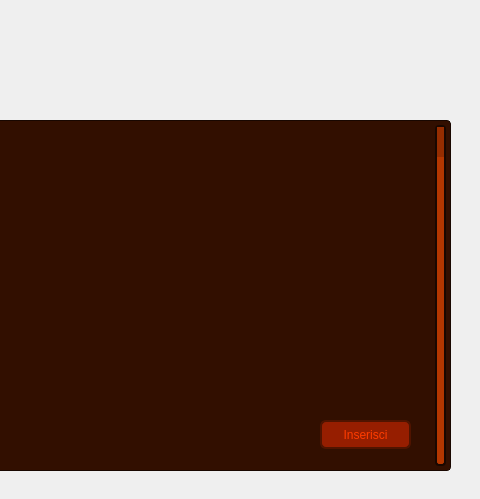
Above: Viste/VistaVisualizzaProdottiAmministratore.ui from GiacomoPrincipi/CineMax before the change; both pictures show x 310 to 790 and y 0 to 499 of the 790 by 499 pixel window. Below: the same form after it.
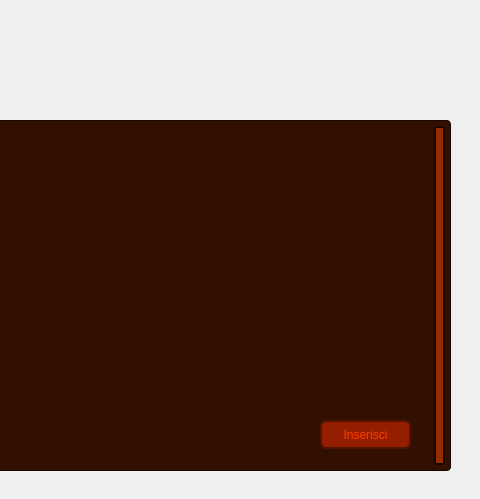
That is the form after the change. Icons and pictures are not drawn. Custom widgets are drawn as their Qt base class.

What changed in the file:
```diff
--- a/Viste/VistaVisualizzaProdottiAmministratore.ui
+++ b/Viste/VistaVisualizzaProdottiAmministratore.ui
@@ -88,71 +88,6 @@
     <bool>true</bool>
    </property>
   </widget>
-  <widget class="QListView" name="listViewProdotti">
-   <property name="geometry">
-    <rect>
-     <x>30</x>
-     <y>120</y>
-     <width>731</width>
-     <height>351</height>
-    </rect>
-   </property>
-   <property name="styleSheet">
-    <string notr="true">QListView {
-        background-color: #320F00;
-    color: #962D00;
-    border: 1px solid #190700;
-    border-radius: 4px;
-        font-size: 11px;
-}
-
-QListView::item:selected {
-    background-color: #C83200;
-    color: #FF3C00;
-}
-
-QListView::item:hover {
-    background-color: #C83200;
-}</string>
-   </property>
-  </widget>
-  <widget class="QScrollBar" name="verticalScrollBarProdotti">
-   <property name="geometry">
-    <rect>
-     <x>740</x>
-     <y>120</y>
-     <width>21</width>
-     <height>351</height>
-    </rect>
-   </property>
-   <property name="styleSheet">
-    <string notr="true">QScrollBar:vertical {
-        background: #B43700;
-        border: 2px solid #190700;
-    border-radius: 4px;
-        width: 15px;
-        margin: 5px;
-}
-
-QScrollBar::handle:vertical {
-        background: #962D00;
-        min-height: 20px;
-    border-radius: 4px;
-}
-
-QScrollBar::handle:vertical:hover {
-        background: #C83200;
-}
-
-QScrollBar::add-line:vertical, QScrollBar::sub-line:vertical {
-        background: none;
-        border: none;
-            }</string>
-   </property>
-   <property name="orientation">
-    <enum>Qt::Orientation::Vertical</enum>
-   </property>
-  </widget>
   <widget class="QLabel" name="labelBarra">
    <property name="geometry">
     <rect>
@@ -201,6 +136,119 @@
     <string>Inserisci</string>
    </property>
   </widget>
+  <widget class="QTableView" name="tableViewProdotti">
+   <property name="geometry">
+    <rect>
+     <x>30</x>
+     <y>120</y>
+     <width>731</width>
+     <height>351</height>
+    </rect>
+   </property>
+   <property name="styleSheet">
+    <string notr="true">QTableView {
+    background-color: #320F00;
+    color: #962D00;
+    border: 1px solid #190700;
+    border-radius: 4px;
+	font-size: 11px;
+}
+
+QTableView:focus {
+    outline: none;
+}
+
+QHeaderView::section {
+    background-color: #5A1A00;
+    color: #C83C00;
+    border: 1px solid #3B0E00;
+	border-left: none;
+    border-right: none;
+	text-align: left;
+    padding: 3px;
+}
+
+QTableView::item {
+	border: 1px solid #190700;
+    border-left: none;
+    border-right: none;
+	border-bottom: none;
+}
+
+QTableView::item:selected {
+    background-color: #C83200;
+    color: #FF3C00;
+}
+
+QTableView QScrollBar:vertical {
+	background: #B43700;
+	border: 2px solid #190700;
+    border-radius: 4px;
+    width: 21px;
+    margin: 5px;
+}
+
+QTableView QScrollBar::handle:vertical {
+	background: #962D00;
+    min-height: 20px;
+    border-radius: 4px;
+}
+
+QTableView QScrollBar::handle:vertical:hover {
+    background: #C83200;
+}
+
+QTableView QScrollBar::add-line:vertical, QScrollBar::sub-line:vertical {
+	background: none;
+    border: none;
+}</string>
+   </property>
+   <property name="verticalScrollBarPolicy">
+    <enum>Qt::ScrollBarPolicy::ScrollBarAlwaysOn</enum>
+   </property>
+   <property name="horizontalScrollBarPolicy">
+    <enum>Qt::ScrollBarPolicy::ScrollBarAlwaysOff</enum>
+   </property>
+   <property name="sizeAdjustPolicy">
+    <enum>QAbstractScrollArea::SizeAdjustPolicy::AdjustToContents</enum>
+   </property>
+   <property name="tabKeyNavigation">
+    <bool>false</bool>
+   </property>
+   <property name="showDropIndicator" stdset="0">
+    <bool>false</bool>
+   </property>
+   <property name="dragDropOverwriteMode">
+    <bool>false</bool>
+   </property>
+   <property name="selectionMode">
+    <enum>QAbstractItemView::SelectionMode::SingleSelection</enum>
+   </property>
+   <property name="selectionBehavior">
+    <enum>QAbstractItemView::SelectionBehavior::SelectRows</enum>
+   </property>
+   <property name="showGrid">
+    <bool>false</bool>
+   </property>
+   <property name="cornerButtonEnabled">
+    <bool>false</bool>
+   </property>
+   <attribute name="horizontalHeaderHighlightSections">
+    <bool>false</bool>
+   </attribute>
+   <attribute name="verticalHeaderVisible">
+    <bool>false</bool>
+   </attribute>
+   <attribute name="verticalHeaderMinimumSectionSize">
+    <number>25</number>
+   </attribute>
+   <attribute name="verticalHeaderDefaultSectionSize">
+    <number>25</number>
+   </attribute>
+   <attribute name="verticalHeaderHighlightSections">
+    <bool>false</bool>
+   </attribute>
+  </widget>
   <zorder>labelBarra</zorder>
   <zorder>Sfondo</zorder>
   <zorder>labelTitolo</zorder>
@@ -209,6 +257,13 @@
   <zorder>verticalScrollBarProdotti</zorder>
   <zorder>pushButtonInserisci</zorder>
  </widget>
+ <customwidgets>
+  <customwidget>
+   <class>ClickableLabel</class>
+   <extends>QLabel</extends>
+   <header>clickablelabel.h</header>
+  </customwidget>
+ </customwidgets>
  <resources/>
  <connections/>
 </ui>
```
Left out of the diff: 7 changed lines with no effect on the pictures.
